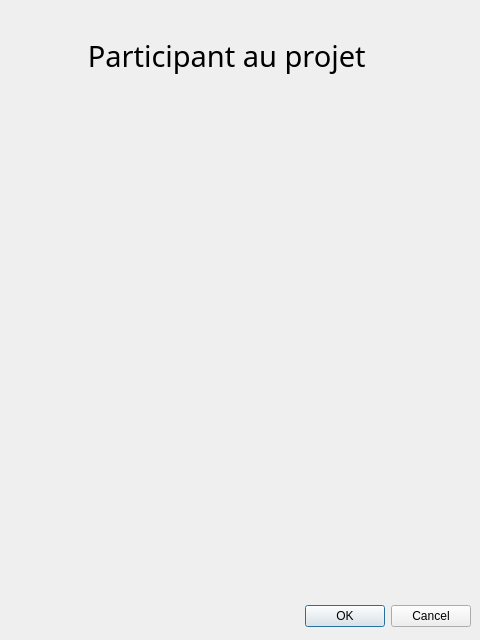
Old version of the form App/Juntos/addpeopledialog.ui in the repository workspacerg/Juntos.
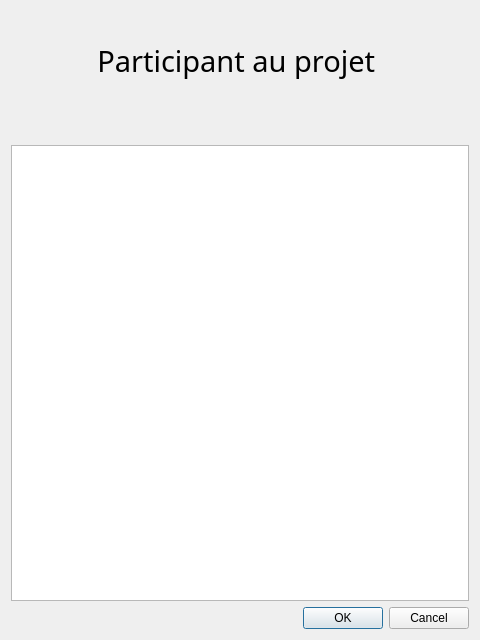
New version of the form. Icons and pictures are not drawn.

Commit message: Add vector<user> + ui boite de dialog

Patch:
```diff
--- a/App/Juntos/addpeopledialog.ui
+++ b/App/Juntos/addpeopledialog.ui
@@ -13,44 +13,123 @@
   <property name="windowTitle">
    <string>Dialog</string>
   </property>
-  <widget class="QDialogButtonBox" name="buttonBox">
-   <property name="geometry">
-    <rect>
-     <x>10</x>
-     <y>600</y>
-     <width>461</width>
-     <height>32</height>
-    </rect>
-   </property>
-   <property name="orientation">
-    <enum>Qt::Horizontal</enum>
-   </property>
-   <property name="standardButtons">
-    <set>QDialogButtonBox::Cancel|QDialogButtonBox::Ok</set>
-   </property>
-  </widget>
-  <widget class="QLabel" name="label">
-   <property name="geometry">
-    <rect>
-     <x>5</x>
-     <y>30</y>
-     <width>451</width>
-     <height>51</height>
-    </rect>
-   </property>
-   <property name="font">
-    <font>
-     <family>SketchFlow Print</family>
-     <pointsize>22</pointsize>
-    </font>
-   </property>
-   <property name="text">
-    <string>Participant au projet </string>
-   </property>
-   <property name="alignment">
-    <set>Qt::AlignCenter</set>
-   </property>
-  </widget>
+  <layout class="QVBoxLayout" name="verticalLayout">
+   <item>
+    <widget class="QLabel" name="label">
+     <property name="minimumSize">
+      <size>
+       <width>0</width>
+       <height>100</height>
+      </size>
+     </property>
+     <property name="font">
+      <font>
+       <family>SketchFlow Print</family>
+       <pointsize>22</pointsize>
+      </font>
+     </property>
+     <property name="text">
+      <string>Participant au projet </string>
+     </property>
+     <property name="alignment">
+      <set>Qt::AlignCenter</set>
+     </property>
+    </widget>
+   </item>
+   <item>
+    <layout class="QHBoxLayout" name="horizontalLayout_2">
+     <item>
+      <spacer name="horizontalSpacer_2">
+       <property name="orientation">
+        <enum>Qt::Horizontal</enum>
+       </property>
+       <property name="sizeHint" stdset="0">
+        <size>
+         <width>40</width>
+         <height>20</height>
+        </size>
+       </property>
+      </spacer>
+     </item>
+     <item>
+      <widget class="QPushButton" name="pushButton">
+       <property name="text">
+        <string/>
+       </property>
+       <property name="icon">
+        <iconset resource="Images.qrc">
+         <normaloff>:/new/MenuInterface/Ressouces/plus-512.png</normaloff>:/new/MenuInterface/Ressouces/plus-512.png</iconset>
+       </property>
+       <property name="iconSize">
+        <size>
+         <width>25</width>
+         <height>25</height>
+        </size>
+       </property>
+       <property name="autoDefault">
+        <bool>false</bool>
+       </property>
+       <property name="flat">
+        <bool>true</bool>
+       </property>
+      </widget>
+     </item>
+     <item>
+      <widget class="QPushButton" name="pushButton_2">
+       <property name="text">
+        <string/>
+       </property>
+       <property name="icon">
+        <iconset resource="Images.qrc">
+         <normaloff>:/new/MenuInterface/Ressouces/dnd-512.png</normaloff>:/new/MenuInterface/Ressouces/dnd-512.png</iconset>
+       </property>
+       <property name="iconSize">
+        <size>
+         <width>25</width>
+         <height>25</height>
+        </size>
+       </property>
+       <property name="autoDefault">
+        <bool>false</bool>
+       </property>
+       <property name="flat">
+        <bool>true</bool>
+       </property>
+      </widget>
+     </item>
+    </layout>
+   </item>
+   <item>
+    <widget class="QTableWidget" name="tableWidget"/>
+   </item>
+   <item>
+    <layout class="QHBoxLayout" name="horizontalLayout">
+     <item>
+      <spacer name="horizontalSpacer">
+       <property name="orientation">
+        <enum>Qt::Horizontal</enum>
+       </property>
+       <property name="sizeHint" stdset="0">
+        <size>
+         <width>40</width>
+         <height>20</height>
+        </size>
+       </property>
+      </spacer>
+     </item>
+     <item>
+      <widget class="QDialogButtonBox" name="buttonBox">
+       <property name="orientation">
+        <enum>Qt::Horizontal</enum>
+       </property>
+       <property name="standardButtons">
+        <set>QDialogButtonBox::Cancel|QDialogButtonBox::Ok</set>
+       </property>
+      </widget>
+     </item>
+    </layout>
+   </item>
+  </layout>
  </widget>
  <resources/>
  <connections>
```
Left out of the diff: 4 changed lines with no effect on the pictures. The commit also changes 8 other files.
